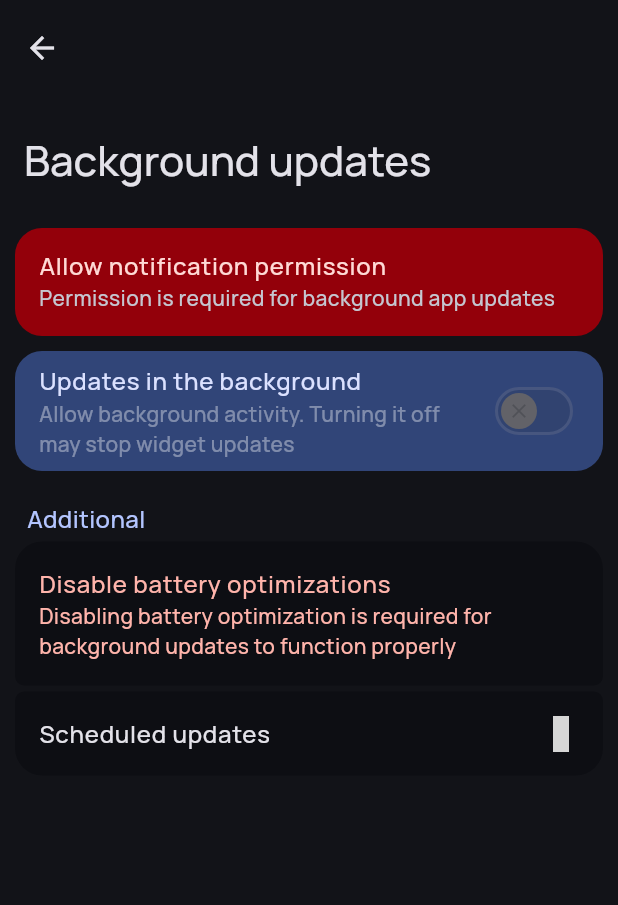
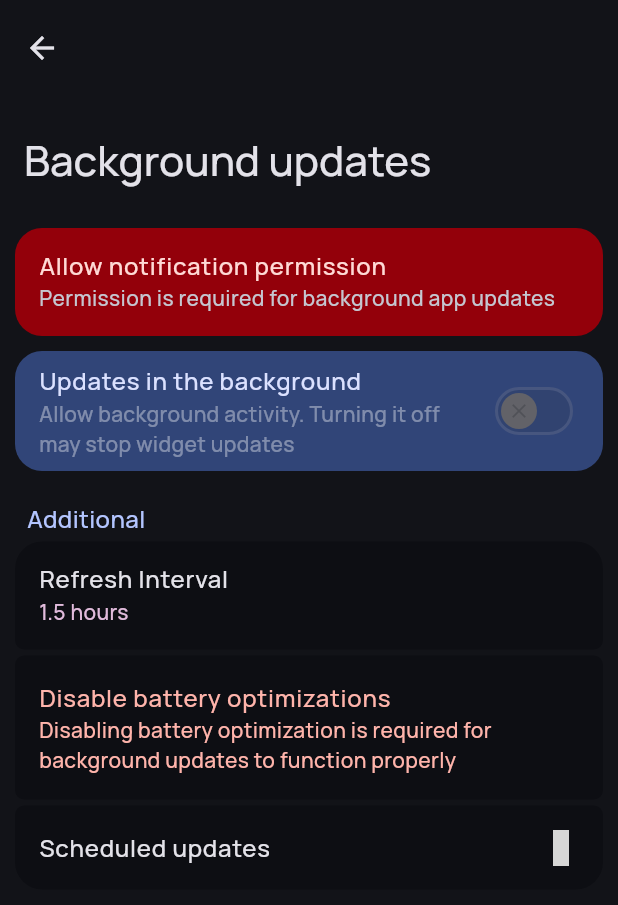
Before and after one commit to givngerminote/WeatherMaster, a Flutter app: the BackgroundUpdatesPage screen opened directly, on a phone screen of 412 x 824 dp. Shown: the top 905 px of the screen. Run offline on Flutter 3.47's test engine with Material 3 defaults, Android fonts, the phone set to English and light mode, and no system bars; our stand-ins replace connectivity_plus, custom_refresh_indicator, dynamic_color, easy_localization, file_picker, fl_chart and 12 more; missing offline and left inert: flex_color_picker, home_widget, lat_lng_to_timezone, restart_app, solar_calculator; accounts and stored records are empty; project files that could hold a hidden picture were left out; grey boxes are pictures that could not be loaded.

Commit message:
allow changing refresh interval

```diff
--- a/lib/screens/background_updates.dart
+++ b/lib/screens/background_updates.dart
@@ -7,6 +7,7 @@ import '../services/notificationservice_native.dart';
 import '../services/widget_service.dart';
 import 'package:flutter/services.dart';
 import '../screens/worker_log_page.dart';
+import '../services/widget_service.dart';
 
 class BackgroundUpdatesPage extends StatefulWidget {
   const BackgroundUpdatesPage({super.key});
@@ -18,11 +19,13 @@ class BackgroundUpdatesPage extends StatefulWidget {
 class _BackgroundUpdatesPageState extends State<BackgroundUpdatesPage> {
 
   bool _permissionGranted = false;
+  int refreshInterval = 90;
 
   @override
   void initState() {
     super.initState();
     _loadPermission();
+    refreshInterval = PreferencesHelper.getInt("savedRefreshInterval") ?? 90;
   }
 
   Future<void> _loadPermission() async {
@@ -36,6 +39,19 @@ class _BackgroundUpdatesPageState extends State<BackgroundUpdatesPage> {
     final bool granted = await NotificationService.requestPermission();
     _loadPermission();
   }
+
+
+    final optionsInterval = {
+      30: "30 minutes",
+      60: "1 hour",
+      90: "1.5 hours",
+      120: "2 hours",
+      180: "3 hours",
+      240: "4 hours",
+      300: "5 hours",
+      360: "6 hours",
+    };
+
 
   @override
   Widget build(BuildContext context) {
@@ -87,10 +103,29 @@ class _BackgroundUpdatesPageState extends State<BackgroundUpdatesPage> {
                   ],
                 ),
               SizedBox(height: 20,),
+
+
                   SettingSection(
                     styleTile: true,
                     title: SettingSectionTitle('additional'.tr(), noPadding: true,),
                     tiles: [
+                    SettingSingleOptionTile(
+                          title: Text('Refresh Interval'),
+                          value: SettingTileValue(optionsInterval[refreshInterval]!),
+                          dialogTitle: 'Refresh Interval',
+                          options: optionsInterval.values.toList(),
+                          initialOption: optionsInterval[refreshInterval]!,
+                          onSubmitted: (value) {
+                           final selectedKey = optionsInterval.entries.firstWhere((e) => e.value == value).key;
+                          PreferencesHelper.setInt("savedRefreshInterval", selectedKey);
+                          if(selectedKey != refreshInterval){
+                            startWeatherService();
+                          }
+                            setState(() {
+                              refreshInterval = selectedKey;
+                            });
+                          },
+                        ),
                   SettingTextTile(
                     fullempty: true,
                     title: BatteryOptWidget(), // 0%
--- a/lib/screens/worker_log_page.dart
+++ b/lib/screens/worker_log_page.dart
@@ -1,5 +1,6 @@
 import 'package:flutter/material.dart';
 import 'package:flutter/services.dart';
+import '../utils/preferences_helper.dart';
 
 class WorkInfoWidget extends StatefulWidget {
   @override
@@ -22,7 +23,7 @@ Future<void> _getWorkInfo() async {
   try {
     final Map<dynamic, dynamic> result = await platform.invokeMethod('getWorkInfoSummary', {
       'uniqueWorkName': 'weather_update_work',
-      'intervalMinutes': 15,
+      'intervalMinutes': PreferencesHelper.getInt("savedRefreshInterval") ?? 90,
     });
 
     setState(() {
```
Also changed, not shown: 3 other files.
